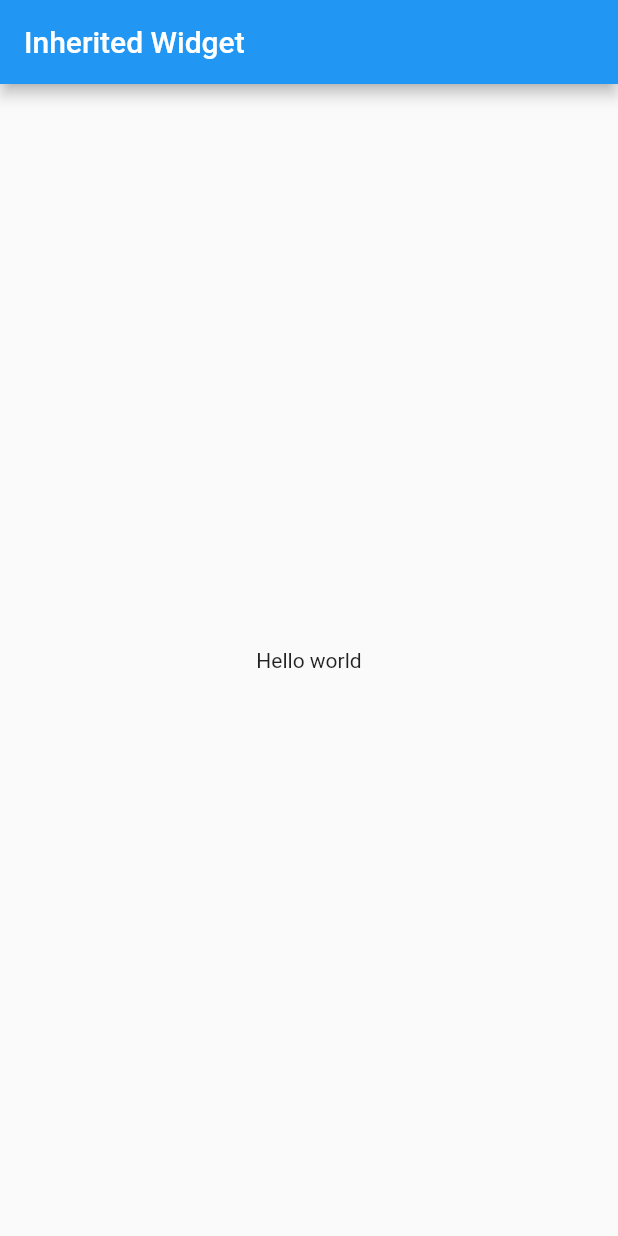
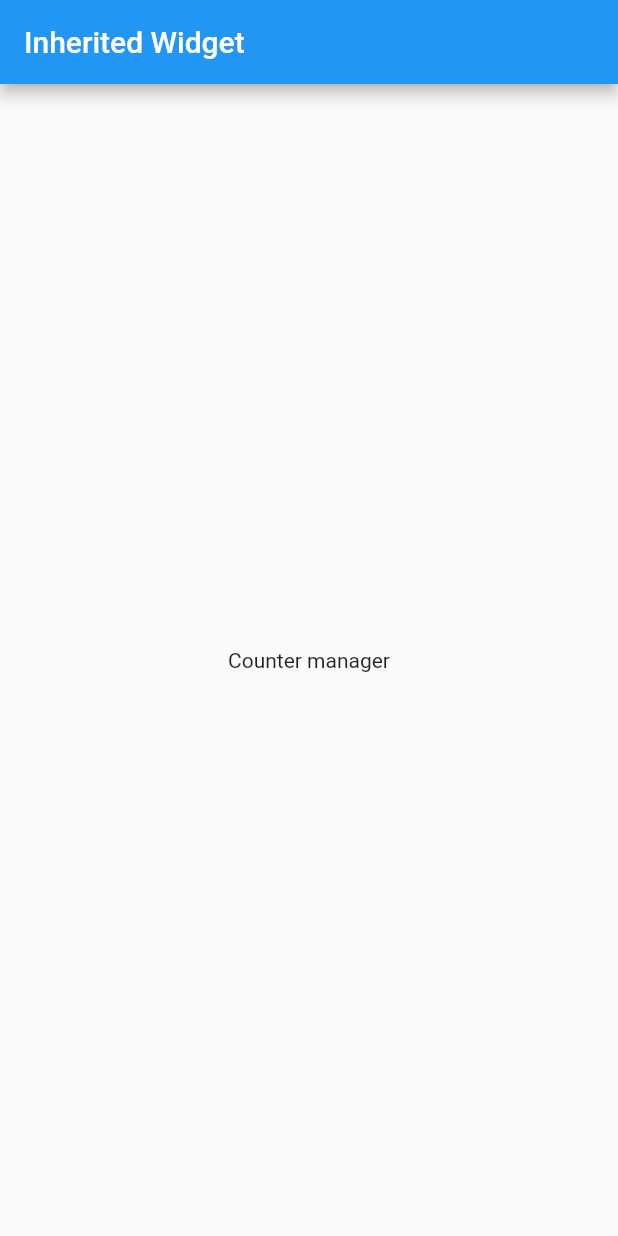
Before and after one commit to rahmanfadhil/flutter_rxjs_demo, a Flutter app: the screen it shows after launch, on a phone screen of 412 x 824 dp. Run offline on Flutter 3.47's test engine with Material 2 defaults, Android fonts, the phone set to English and light mode, and no system bars.

```diff
--- /dev/null
+++ b/lib/blocs/counter_bloc.dart
@@ -0,0 +1,16 @@
+import 'package:flutter/material.dart';
+
+class CounterBloc extends InheritedWidget {
+  final String hello = 'world';
+
+  CounterBloc({Widget child}) : super(child: child);
+
+  @override
+  bool updateShouldNotify(InheritedWidget oldWidget) {
+    return true;
+  }
+
+  static CounterBloc of(BuildContext context) {
+    return context.inheritFromWidgetOfExactType(CounterBloc);
+  }
+}
--- /dev/null
+++ b/lib/counter_manager.dart
@@ -0,0 +1,16 @@
+import 'package:flutter/material.dart';
+
+import './blocs/counter_bloc.dart';
+
+class CounterManager extends StatelessWidget {
+  @override
+  Widget build(BuildContext context) {
+    final String hello = CounterBloc.of(context).hello;
+
+    print(hello);
+
+    return Center(
+      child: Text('Counter manager'),
+    );
+  }
+}
--- a/lib/main.dart
+++ b/lib/main.dart
@@ -1,4 +1,7 @@
 import 'package:flutter/material.dart';
+import './blocs/counter_bloc.dart';
+
+import './counter_manager.dart';
 
 void main() => runApp(MyApp());
 
@@ -10,9 +13,7 @@ class MyApp extends StatelessWidget {
         appBar: AppBar(
           title: Text('Inherited Widget'),
         ),
-        body: Center(
-          child: Text('Hello world'),
-        ),
+        body: CounterBloc(child: CounterManager()),
       ),
     );
   }
```
